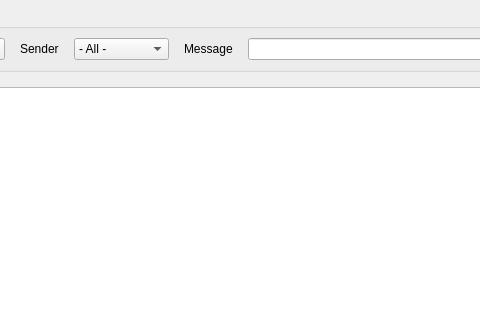
Qt form cxx/listeners/Observatory/Observatory.ui (constellation-daq/Constellation) before a commit; both pictures show x 148 to 628 and y 0 to 320 of the 1200 by 550 pixel window.
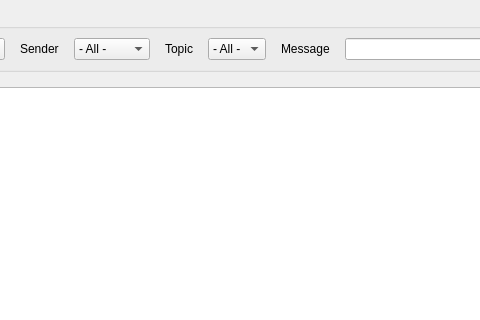
The same form after that commit. Icons and pictures are not drawn.

Commit message: Observatory: allow filtering by topic

What changed in the file:
```diff
--- a/cxx/listeners/Observatory/Observatory.ui
+++ b/cxx/listeners/Observatory/Observatory.ui
@@ -249,6 +249,22 @@
              </item>
             </widget>
            </item>
+           <item>
+            <widget class="QLabel" name="label_4">
+             <property name="text">
+              <string>Topic</string>
+             </property>
+            </widget>
+           </item>
+           <item>
+            <widget class="QComboBox" name="filterTopic">
+             <item>
+              <property name="text">
+               <string>- All -</string>
+              </property>
+             </item>
+            </widget>
+           </item>
            <item>
             <widget class="QLabel" name="searchLabel">
              <property name="text">
```
The commit also changes 4 other files.
